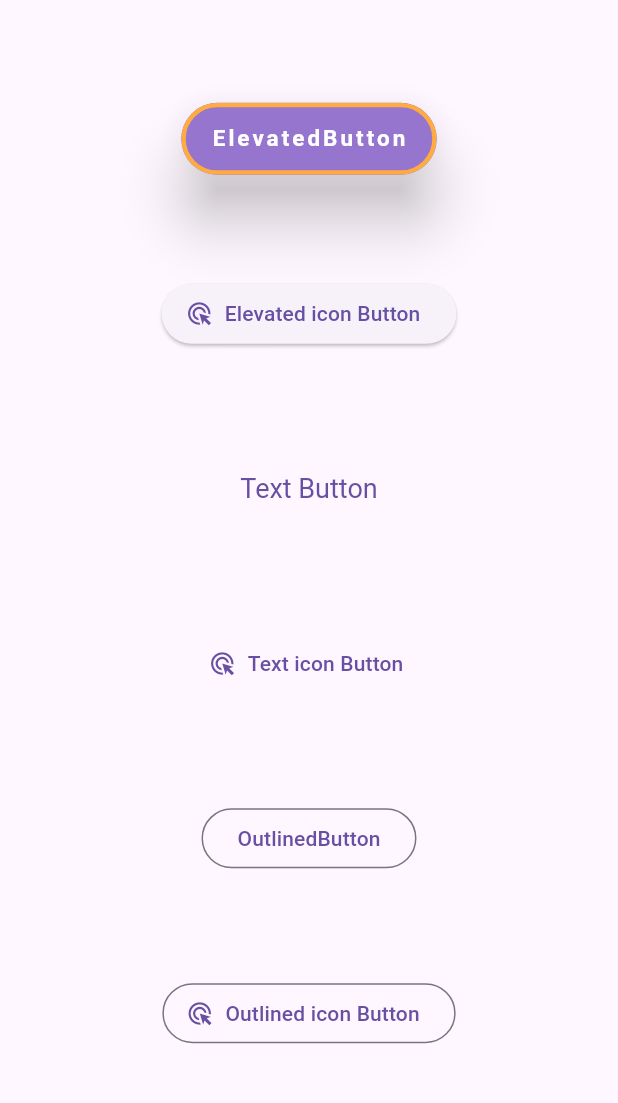
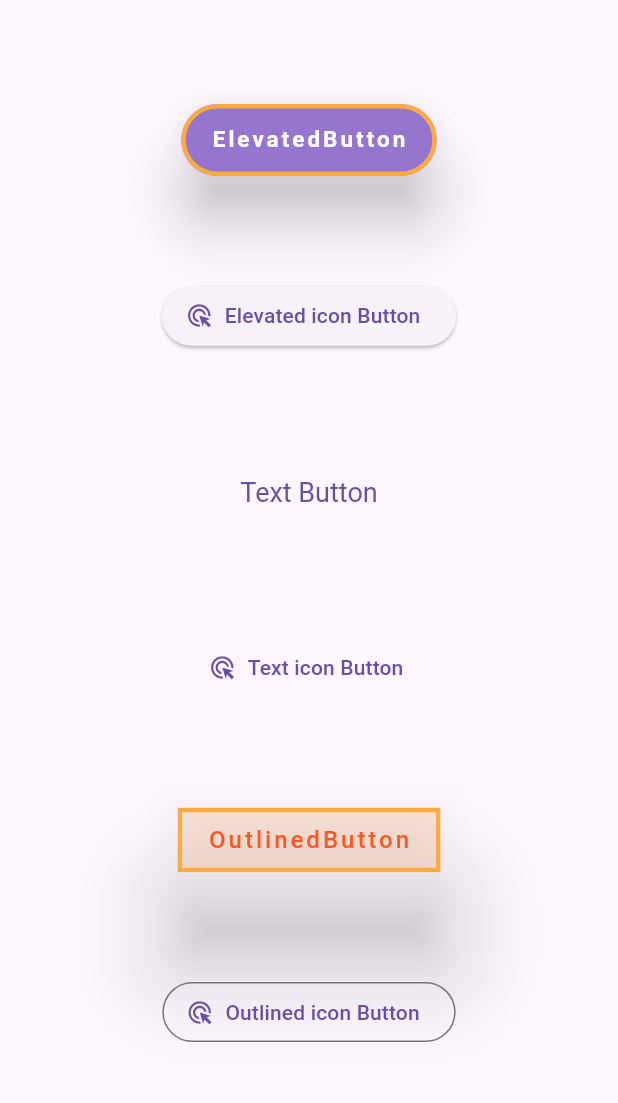
Before and after one commit to Ratndeep1999/buttons, a Flutter app: the screen it shows after launch, on a phone screen of 412 x 824 dp, the part 84-1187 px from its top. Run offline on Flutter 3.47's test engine with Material 3 defaults, Android fonts, the light colour scheme and no system bars.

Commit message:
buttons.dart : appbar, elevated button, text button, Outlined button

```diff
--- a/lib/buttons.dart
+++ b/lib/buttons.dart
@@ -47,33 +47,70 @@ class Buttons extends StatelessWidget {
               ),
 
               /// OutlinedButton
-              OutlinedButton(
-                  onPressed: (){
-                    debugPrint('OutlinedButton');
-                  },
-                  onLongPress: (){
-                    debugPrint('Long Pressed..!');
-                  },
-                  onHover: (isHover){
-                    debugPrint(isHover ? 'Hover' : 'Hover Remover');
-                  },
-                  onFocusChange: (isFocused){
-                    debugPrint(isFocused ? 'Focused' : 'Unfocused');
-                  },
-                  child: Text('OutlinedButton')
-              ),
+              buildOutlinedButton(),
 
               /// Outlined with icon
               OutlinedButton.icon(
-                onPressed: (){},
+                onPressed: () {},
                 label: Text('Outlined icon Button'),
                 icon: Icon(Icons.ads_click),
-              )
+              ),
             ],
           ),
         ),
       ),
     );
+  }
+
+  OutlinedButton buildOutlinedButton() {
+    return OutlinedButton(
+              onPressed: () {
+                debugPrint('OutlinedButton');
+              },
+              onLongPress: () {
+                debugPrint('Long Pressed..!');
+              },
+              onHover: (isHover) {
+                debugPrint(isHover ? 'Hover' : 'Hover Remover');
+              },
+              onFocusChange: (isFocused) {
+                debugPrint(isFocused ? 'Focused' : 'Unfocused');
+              },
+              // keyboard focus control
+              focusNode: FocusNode(),
+              // button gets focus automatically on screen load
+              autofocus: true,
+              clipBehavior: Clip.antiAlias,
+              style: OutlinedButton.styleFrom(
+                backgroundColor: Colors.transparent,
+                // This never effect border radios
+                side: BorderSide(color: Colors.orangeAccent, width: 3),
+                // This makes border Rectangular
+                shape: RoundedRectangleBorder(),
+                foregroundColor: Colors.deepOrange,
+                padding: EdgeInsets.symmetric(vertical: 12.0, horizontal: 20.0),
+                enableFeedback: true,
+                overlayColor: Colors.black,
+                shadowColor: Colors.grey,
+                elevation: 30.0,
+                enabledMouseCursor: MouseCursor.defer,  // uncontrolled also
+                surfaceTintColor: Colors.orange.shade700,
+                // ?
+                tapTargetSize: MaterialTapTargetSize.shrinkWrap,
+                // maximumSize: ,
+                // minimumSize: ,
+                // I already specify splash color
+                // splashFactory: ,
+                // It gives Fixed size
+                // fixedSize: Size.square(5.0),
+                textStyle: TextStyle(
+                  fontSize: 16,
+                  fontWeight: FontWeight.w500,
+                  letterSpacing: 2.0,
+                ),
+              ),
+              child: Text('OutlinedButton'),
+            );
   }
 
   TextButton buildTextButton() {
```
